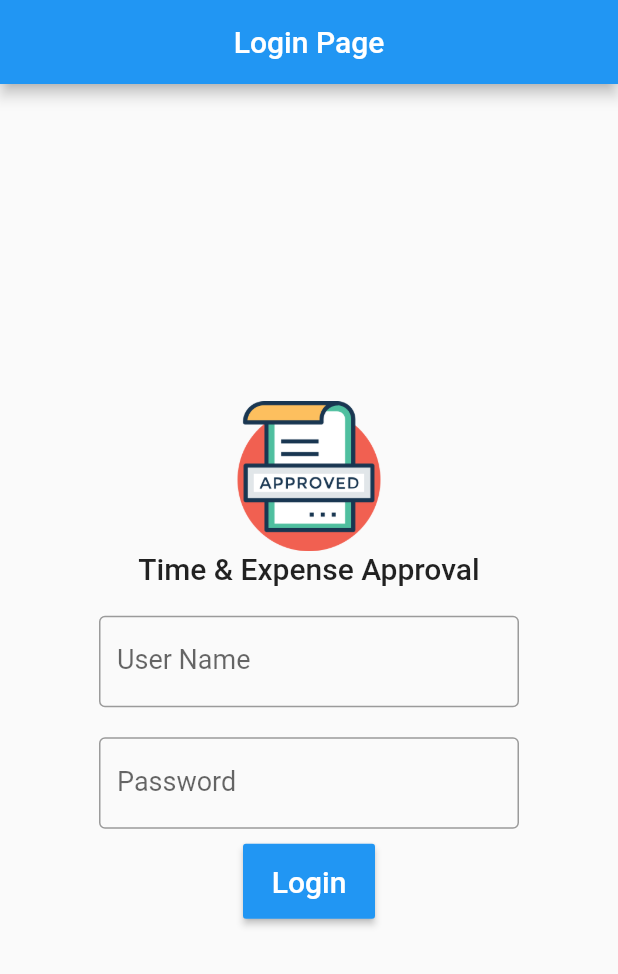
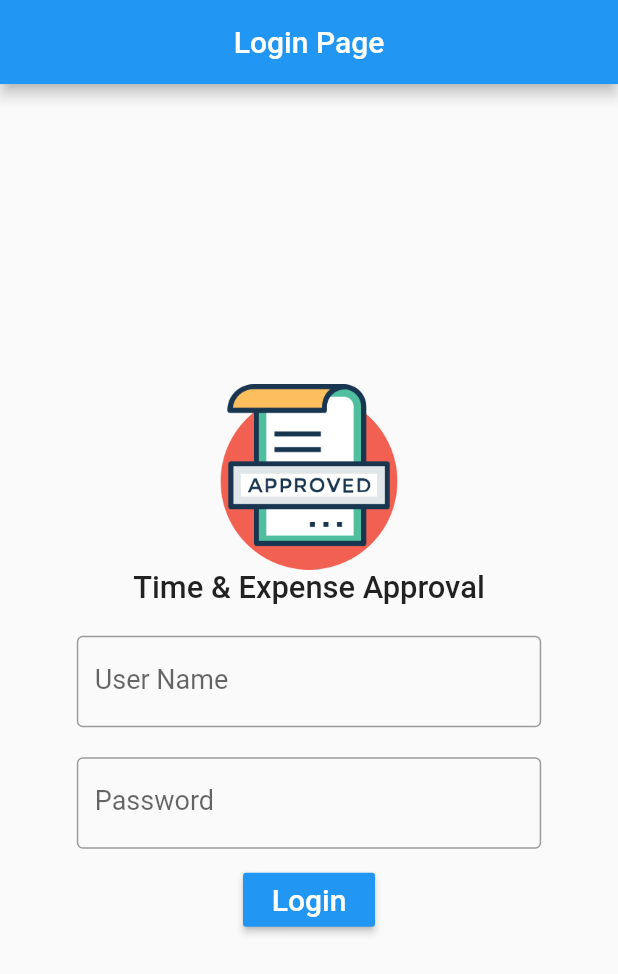
Before and after one commit to umam18/TEA, a Flutter app: the screen it shows after launch, on a phone screen of 412 x 824 dp. Shown: the top 974 px of the screen. Run offline on Flutter 3.47's test engine with Material 2 defaults, Android fonts, the phone set to English and light mode, and no system bars; our stand-ins replace font_awesome_flutter.

Commit message:
Scroll View All Page & Responsive Only Login Page

```diff
--- /dev/null
+++ b/lib/Layout.dart
@@ -0,0 +1,24 @@
+import "package:flutter/widgets.dart";
+
+class SizeConfig {
+  static MediaQueryData _mediaQueryData;
+  static double screenWidth;
+  static double screenHeight;
+  static double blockHorizontal;
+  static double blockVertical;
+
+  void init(BuildContext context) {
+    _mediaQueryData = MediaQuery.of(context);
+    screenWidth = _mediaQueryData.size.width;
+    screenHeight = _mediaQueryData.size.height;
+
+    //Check Orientation Potrait Or Landscape (2 : 3)
+    if (MediaQuery.of(context).orientation == Orientation.portrait) {
+      blockHorizontal = screenWidth / 200;
+      blockVertical = screenHeight / 200;
+    } else {
+      blockHorizontal = screenWidth / 300;
+      blockVertical = screenHeight / 300;
+    }
+  }
+}
--- a/lib/Login_Screen.dart
+++ b/lib/Login_Screen.dart
@@ -1,5 +1,6 @@
 import 'package:flutter/material.dart';
 import 'package:tea/main.dart';
+import 'package:tea/layout.dart';
 
 class LoginPage extends StatefulWidget {
   @override
@@ -12,6 +13,7 @@ class _State extends State<LoginPage> {
 
   @override
   Widget build(BuildContext context) {
+    SizeConfig().init(context);
     return Scaffold(
         appBar: AppBar(
           title: Text('Login Page'),
@@ -23,20 +25,22 @@ class _State extends State<LoginPage> {
           children: <Widget>[
             Container(
                 alignment: Alignment.center,
-                //padding: EdgeInsets.all(10),
+                padding: EdgeInsets.fromLTRB(0, 10, 0, 0),
                 child: Image(
                   image: AssetImage('assets/Approval.png'),
-                  height: 100,
+                  height: SizeConfig.blockVertical * 30,
                 )),
             Container(
                 alignment: Alignment.center,
                 padding: EdgeInsets.fromLTRB(10, 0, 10, 10),
                 child: Text(
                   'Time & Expense Approval',
-                  style: TextStyle(fontWeight: FontWeight.w500, fontSize: 20),
+                  style: TextStyle(
+                      fontWeight: FontWeight.w500,
+                      fontSize: SizeConfig.blockHorizontal * 10),
                 )),
             Container(
-              width: 300,
+              width: SizeConfig.blockHorizontal * 160,
               padding: EdgeInsets.all(10),
               child: TextField(
                 style: new TextStyle(
@@ -50,7 +54,7 @@ class _State extends State<LoginPage> {
               ),
             ),
             Container(
-              width: 300,
+              width: SizeConfig.blockHorizontal * 160,
               padding: EdgeInsets.fromLTRB(10, 10, 10, 0),
               child: TextField(
                 style: new TextStyle(
@@ -65,8 +69,8 @@ class _State extends State<LoginPage> {
               ),
             ),
             Container(
-                height: 60,
-                padding: EdgeInsets.fromLTRB(10, 10, 10, 0),
+                //height: SizeConfig.blockVertical * 15,
+                padding: EdgeInsets.fromLTRB(10, 10, 10, 10),
                 child: RaisedButton(
                   textColor: Colors.white,
                   color: Colors.blue,
```
